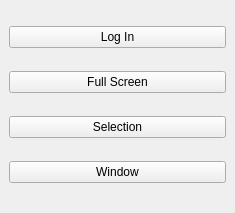
usrbinsam/postit-desktop, file ui/Ui_Main.ui: the form before one commit.
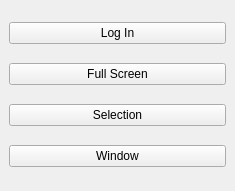
The form after the commit. Icons and pictures are not drawn.

What changed in the file:
```diff
--- a/ui/Ui_Main.ui
+++ b/ui/Ui_Main.ui
@@ -7,7 +7,7 @@
     <x>0</x>
     <y>0</y>
     <width>235</width>
-    <height>213</height>
+    <height>191</height>
    </rect>
   </property>
   <property name="windowTitle">
```
Left out of the diff: 21 changed lines with no effect on the pictures.
